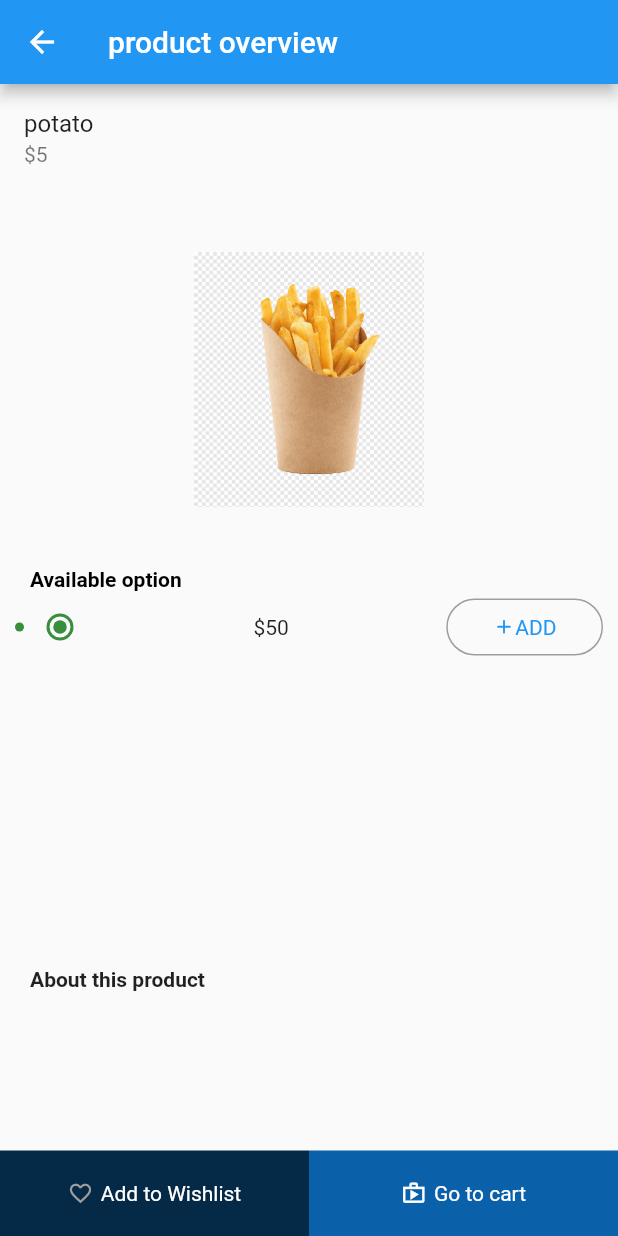
After one commit to mayssamalwaraa/Thunder, a Flutter app: the ProductOverView screen opened directly, on a phone screen of 412 x 824 dp. The commit adds this screen. Run offline on Flutter 3.47's test engine with Material 2 defaults, Android fonts, the phone set to English and light mode, and no system bars; our stand-ins replace flutter_signin_button.

Commit message:
product overview

```diff
--- a/lib/main.dart
+++ b/lib/main.dart
@@ -1,7 +1,7 @@
 import 'package:flutter/material.dart';
 import 'package:foodapp/auth/sing_in.dart';
 import 'package:foodapp/config/colors.dart';
-import 'package:foodapp/screens/home_screen.dart';
+import 'package:foodapp/screens/home/home_screen.dart';
 
 
 void main() {
--- a/lib/screens/Single_product.dart
+++ b/lib/screens/home/Single_product.dart
@@ -4,7 +4,7 @@ class SingleProduct extends StatelessWidget {
 
   final String  productName;
   final String productImage;
-  final Function ontap;
+  final VoidCallback ontap;
 
   SingleProduct({
     required this.productName,
@@ -26,7 +26,9 @@ class SingleProduct extends StatelessWidget {
                       // crossAxisAlignment:CrossAxisAlignment.start,
                   children: [
                     Expanded(
-                      child:Image.asset(productImage),
+                      child:GestureDetector(
+                        onTap:ontap,
+                        child: Image.asset(productImage)),
                       ),
                       Expanded(
                         child: Column(
--- a/lib/screens/home_screen.dart
+++ b/lib/screens/home/home_screen.dart
@@ -1,6 +1,8 @@
 import 'package:flutter/material.dart';
-import 'package:foodapp/screens/Single_product.dart';
-import 'package:foodapp/screens/drawer_side.dart';
+import 'package:flutter/widgets.dart';
+import 'package:foodapp/screens/home/Single_product.dart';
+import 'package:foodapp/screens/home/drawer_side.dart';
+import 'package:foodapp/screens/home/product_overview/product_overview.dart';
 
 class HomeScreen extends StatelessWidget {
   const HomeScreen({ Key? key }) : super(key: key);
@@ -75,7 +77,12 @@ class HomeScreen extends StatelessWidget {
                 SingleProduct(
                   productName:'potato' ,
                   productImage:'images/potato.png' ,
-                  ontap: (){}
+                  ontap: (){
+                    Navigator.of(context).push(
+                      MaterialPageRoute(builder: (context)=>ProductOverView(
+                        productName:"potato",
+                        productImage:"images/potato.png")));
+                  }
                 ),
                 SingleProduct(
                   productName: 'potato' ,
--- /dev/null
+++ b/lib/screens/home/product_overview/product_overview.dart
@@ -0,0 +1,194 @@
+import 'package:flutter/material.dart';
+import 'package:foodapp/config/colors.dart';
+
+
+
+class ProductOverView extends StatefulWidget {
+  final String productName;
+  final String productImage;
+
+  ProductOverView({
+    required this.productName,
+    required this.productImage,
+  });
+
+
+  @override
+  State<ProductOverView> createState() => _ProductOverViewState();
+}
+
+class _ProductOverViewState extends State<ProductOverView> {
+  int _value =1;
+  Widget buttonNavigatorBar(
+    Color iconColor,
+    Color backgroundColor,
+    Color color,
+    String title,
+    IconData iconData,
+  ){
+    return Expanded(
+      child: Container(
+        padding: EdgeInsets.all(20.0),
+        color: backgroundColor ,
+        child: Row(
+          mainAxisAlignment: MainAxisAlignment.center,
+          children: [
+            Icon(
+              iconData,
+              size: 17,
+              color: iconColor,
+            ),
+            SizedBox(
+              width: 5.0,
+            ),
+            Text(
+              title,
+              style: TextStyle(
+                color: color,
+              ),
+            ),
+          ],
+        ),
+      ),
+    );
+  }
+  @override
+  Widget build(BuildContext context) {
+    return Scaffold(
+      bottomNavigationBar: Row(
+        children: [
+            buttonNavigatorBar(
+             Colors.grey ,
+              Color.fromARGB(255, 5, 42, 72),
+             Colors.white,
+             "Add to Wishlist",
+              Icons.favorite_outline),
+              buttonNavigatorBar(
+             Colors.white ,
+              Color.fromARGB(255, 10, 97, 169),
+             Colors.white,
+             "Go to cart",
+              Icons.shop_outlined),
+        ]),
+      appBar: AppBar(
+        iconTheme: IconThemeData(color: textColor),
+        title: Text(
+          'product overview',
+          style: TextStyle(
+            color: textColor,
+          ),
+          ),
+      ),
+      body: Column(
+        children: [
+          Expanded(
+            flex: 4,
+            child: Container(
+              width: double.infinity,
+              child: Column(
+                children: [
+                  ListTile(
+                    title: Text(widget.productName),
+                    subtitle: Text("\$5") ,
+                  ),
+                  Container(
+                    height: 250,
+                    padding: EdgeInsets.all(40.0),
+                    child: Image.asset(widget.productImage),
+                  ),
+                  Container(
+                    padding: EdgeInsets.symmetric(horizontal:20,),
+                    width: double.infinity,
+                    child: Text(
+                      "Available option",
+                      textAlign: TextAlign.start,
+                      style: TextStyle(
+                        color: Colors.black,
+                        fontWeight: FontWeight.w600,
+                      ),
+                    ),
+                  ),
+                  Padding(
+                    padding: EdgeInsets.symmetric(
+                    horizontal: 10.0,
+                  ),
+                  child: Row(
+                    mainAxisAlignment: MainAxisAlignment.spaceBetween,
+                    children: [
+                      Row(
+                        children: [
+                          CircleAvatar(
+                            radius: 3,
+                            backgroundColor: Colors.green[700],
+
+                          ),
+                          Radio(
+                            value:1 ,
+                            groupValue:_value ,
+                            activeColor: Colors.green[700],
+                             onChanged: (value){
+                               setState(() {
+                                _value =value as int;
+                               });
+                             },),
+                        ],),
+                        Text('\$50'),
+                        Container(
+                          padding: EdgeInsets.symmetric(
+                            horizontal: 30,
+                            vertical: 10.0,
+                          ),
+                          decoration: BoxDecoration(
+                            border: Border.all(
+                              color: Colors.grey
+                            ),
+                            borderRadius: BorderRadius.circular(
+                              30,
+                            )
+                          ),
+                          child: Row(
+                            mainAxisAlignment: MainAxisAlignment.center,
+                            children: [
+                              Icon(
+                                Icons.add,
+                                size: 15,
+                                color: primaryColor,
+                              ),
+                              Text(
+                                "ADD",
+                                style: TextStyle(
+                                  color: primaryColor,
+                                ),)
+                            ],
+                          ),
+                        ),
+                    ],
+                  ),
+                  ),
+                ],
+              ),
+          ),
+          ),
+          Expanded(
+            child:Container(
+
+              padding: EdgeInsets.all(20),
+              width: double.infinity,
+              child: Column(
+                crossAxisAlignment: CrossAxisAlignment.start,
+                children: [
+                  Text(
+                    "About this product",
+                    style: TextStyle(
+                      // fontSize: 18,
+                      fontWeight: FontWeight.w600,
+                    ),),
+
+                ],
+              ),
+            ) ),
+        ],
+      ),
+    );
+  }
+}
```
Also changed, not shown: lib/screens/home/drawer_side.dart (renamed from lib/screens/drawer_side.dart).
